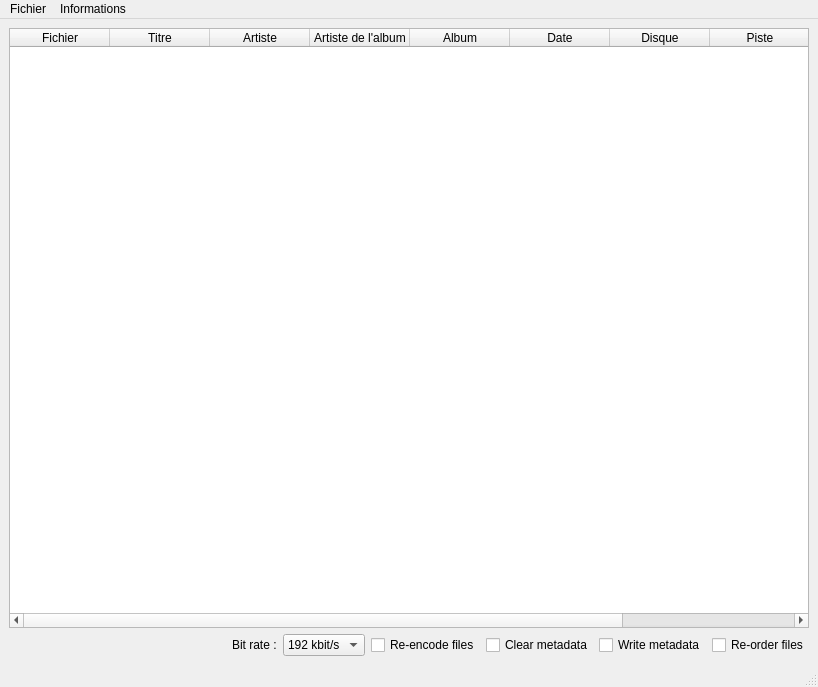
lovehina13/EditionMetadonnees, file interfaces/MainWindow.ui: the form before one commit.
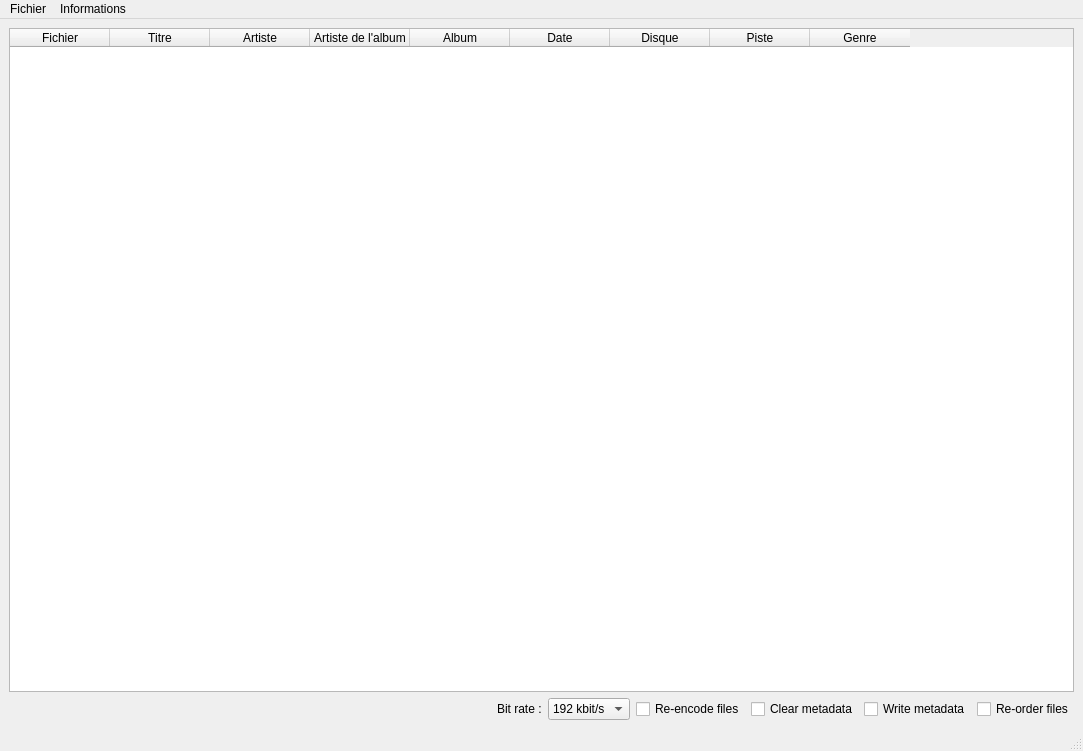
The form after the commit. Icons and pictures are not drawn.

```diff
--- a/interfaces/MainWindow.ui
+++ b/interfaces/MainWindow.ui
@@ -6,8 +6,8 @@
    <rect>
     <x>0</x>
     <y>0</y>
-    <width>818</width>
-    <height>685</height>
+    <width>1083</width>
+    <height>751</height>
    </rect>
   </property>
   <property name="windowTitle">
@@ -186,8 +186,8 @@
     <rect>
      <x>0</x>
      <y>0</y>
-     <width>818</width>
-     <height>21</height>
+     <width>1083</width>
+     <height>38</height>
     </rect>
    </property>
    <widget class="QMenu" name="menuFile">
```
Left out of the diff: 6 changed lines with no effect on the pictures.
